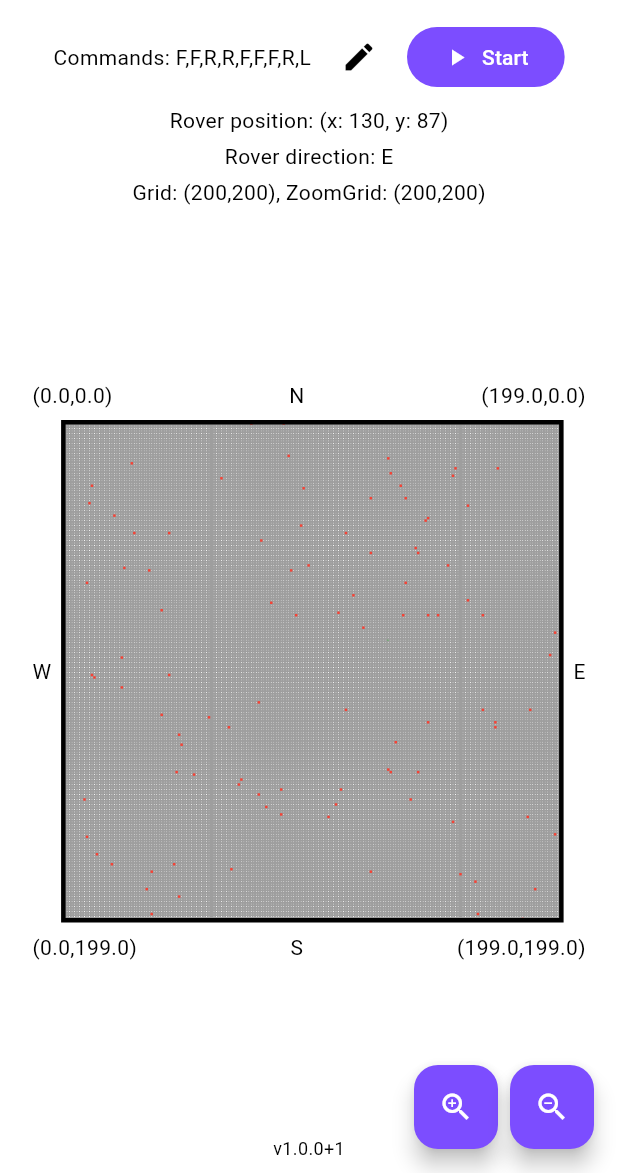
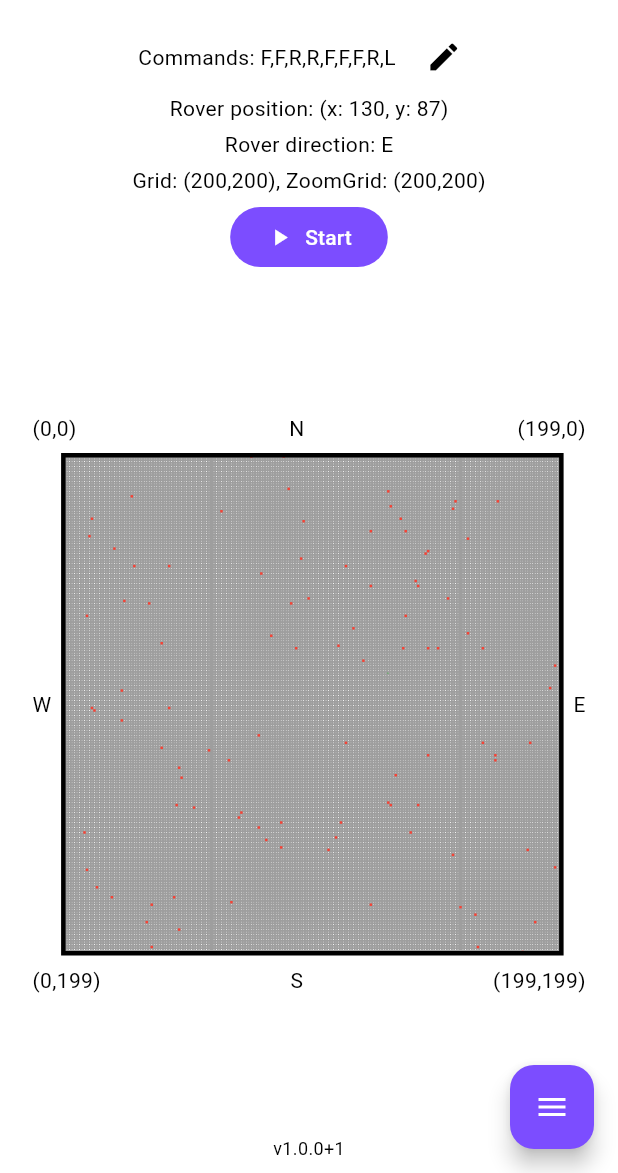
Before and after one commit to Barbero95/mars_rover_mission, a Flutter app: the screen it shows after launch, after a tap on "Go to Panel Control", on a phone screen of 412 x 824 dp, the part 63-1236 px from its top. Run offline on Flutter 3.47's test engine with Material 3 defaults, Android fonts, the phone set to English and light mode, and no system bars; our stand-ins replace get_it, go_router, package_info_plus, sprintf.

Commit message:
Update zooms

```diff
--- a/lib/core/commons/ui/styles/typography.dart
+++ b/lib/core/commons/ui/styles/typography.dart
@@ -118,7 +118,6 @@ class CustomTextStyle {
   /// Roboto, w400 (regular), s16
   static TextStyle paragraphLdefault = paragraphXLdefault.copyWith(
     fontSize: CustomFontSize.s16,
-    // height: YuLineHeight.h24,
   );
 
   /// Roboto, w600 (semibold), s16
@@ -134,7 +133,6 @@ class CustomTextStyle {
   /// Roboto, w400 (regular), s14
   static TextStyle paragraphMdefault = paragraphXLdefault.copyWith(
     fontSize: CustomFontSize.s14,
-    // height: YuLineHeight.h20,
   );
 
   /// Roboto, w600 (semibold), s14
@@ -150,7 +148,6 @@ class CustomTextStyle {
   /// Roboto, w400 (regular), s13
   static TextStyle paragraphSdefault = paragraphXLdefault.copyWith(
     fontSize: CustomFontSize.s13,
-    // height: YuLineHeight.h18,
   );
 
   /// Roboto, w600 (semibold), s13
@@ -174,7 +171,6 @@ class CustomTextStyle {
     fontFamily: CustomFontFamily.roboto,
     fontWeight: CustomFontWeight.semibold,
     fontSize: CustomFontSize.s16,
-    // height: YuLineHeight.h24,
     letterSpacing: CustomLetterSpacing.ls10,
   );
 
--- a/lib/core/commons/ui/widgets/custom_text_form_field.dart
+++ b/lib/core/commons/ui/widgets/custom_text_form_field.dart
@@ -38,7 +38,7 @@ class CustomTextFormField extends StatelessWidget {
             TextCapitalization.none
           ),
         TextFormFieldType.command => (
-            TextInputType.number,
+            TextInputType.text,
             [
               UpperCaseTextInputFormatter(),
               FilteringTextInputFormatter.allow(
--- a/lib/core/utils/modal_utils.dart
+++ b/lib/core/utils/modal_utils.dart
@@ -2,6 +2,10 @@ import 'package:flutter/material.dart';
 import 'package:go_router/go_router.dart';
 import 'package:mars_rover_mission/core/commons/domain/enums/export_enums.dart';
 import 'package:mars_rover_mission/core/commons/ui/widgets/export_widgets.dart';
+
+class _Constants {
+  static const commandsMaxLength = 50;
+}
 
 class _Strings {
   static const errorTitle = 'Ups!';
@@ -80,6 +84,7 @@ class ModalUtils {
                   label: _Strings.newCommands,
                   controller: commandsTE,
                   type: TextFormFieldType.command,
+                  maxLength: _Constants.commandsMaxLength,
                 ),
               ],
             ),
--- a/lib/features/rover_control_panel/ui/page/rover_control_panel_page.dart
+++ b/lib/features/rover_control_panel/ui/page/rover_control_panel_page.dart
@@ -1,11 +1,22 @@
+import 'dart:async';
+
 import 'package:flutter/material.dart';
 import 'package:mars_rover_mission/core/commons/services/export_services.dart';
 import 'package:mars_rover_mission/core/commons/ui/export_ui.dart';
 import 'package:mars_rover_mission/features/rover_control_panel/export_rover_control_panel.dart';
 
+class _Constants {
+  static const double startMenuAnimation = 0;
+  static const double endMenuAnimation = 1;
+  static const menuAnimationDuration = Duration(seconds: 1);
+}
+
 class _Strings {
   static const title = 'Rover Control Panel';
   static const screenStateError = 'Ups! We have lost connection with the rover';
+  static const menuSL = 'Show menu';
+  static const maxZoomOutLabel = 'Max Zoom Out';
+  static const maxZoomInLabel = 'Max Zoom In';
 }
 
 class RoverControlPanelPage extends StatefulWidget {
@@ -20,8 +31,12 @@ class RoverControlPanelPage extends StatefulWidget {
   State<RoverControlPanelPage> createState() => _RoverControlPanelPageState();
 }
 
-class _RoverControlPanelPageState extends State<RoverControlPanelPage> {
+class _RoverControlPanelPageState extends State<RoverControlPanelPage>
+    with SingleTickerProviderStateMixin {
   late final RoverControlPanelBloc _roverCPBloc;
+  late AnimationController _menuController;
+  late Animation<double> _menuAnimation;
+  bool _isMenuOpen = false;
 
   @override
   void initState() {
@@ -30,6 +45,20 @@ class _RoverControlPanelPageState extends State<RoverControlPanelPage> {
       ..init(
         widget.extra,
       );
+    _menuController = AnimationController(
+      vsync: this,
+      duration: _Constants.menuAnimationDuration,
+    );
+    _menuAnimation = Tween<double>(
+      begin: _Constants.startMenuAnimation,
+      end: _Constants.endMenuAnimation,
+    ).animate(_menuController);
+  }
+
+  @override
+  void dispose() {
+    _menuController.dispose();
+    super.dispose();
   }
 
   @override
@@ -65,19 +94,55 @@ class _RoverControlPanelPageState extends State<RoverControlPanelPage> {
           );
         },
       ),
-      floatingActionButton: Row(
+      floatingActionButton: Column(
+        crossAxisAlignment: CrossAxisAlignment.end,
         mainAxisSize: MainAxisSize.min,
         children: [
+          if (_isMenuOpen) ...[
+            FloatingActionButton.extended(
+              heroTag: 'maxZoomOut',
+              onPressed: () => _roverCPBloc.maxZoomOut(context),
+              label: const Text(_Strings.maxZoomOutLabel),
+              icon: const Icon(Icons.zoom_out),
+            ),
+            Spaces.verticalXXS(),
+            FloatingActionButton.extended(
+              heroTag: 'maxZoomIn',
+              onPressed: () => _roverCPBloc.maxZoomIn(context),
+              label: const Text(_Strings.maxZoomInLabel),
+              icon: const Icon(Icons.zoom_in),
+            ),
+            Spaces.verticalXXS(),
+            FloatingActionButton(
+              heroTag: 'zoomOut',
+              onPressed: () => _roverCPBloc.zoomOut(context),
+              child: const Icon(Icons.zoom_out),
+            ),
+            Spaces.verticalXXS(),
+            FloatingActionButton(
+              heroTag: 'zoomIn',
+              onPressed: () => _roverCPBloc.zoomIn(context),
+              child: const Icon(Icons.zoom_in),
+            ),
+            Spaces.verticalXXS(),
+          ],
           FloatingActionButton(
-            heroTag: 'zoomIn',
-            onPressed: _roverCPBloc.zoomIn,
-            child: const Icon(Icons.zoom_in),
-          ),
-          Spaces.horizontalXXS(),
-          FloatingActionButton(
-            heroTag: 'zoomOut',
-            onPressed: _roverCPBloc.zoomOut,
-            child: const Icon(Icons.zoom_out),
+            heroTag: 'menu',
+            onPressed: () {
+              if (_menuController.isForwardOrCompleted) {
+                _menuController.reverse();
+              } else {
+                _menuController.forward();
+              }
+              Timer(Durations.medium2, () {
+                setState(() => _isMenuOpen = !_isMenuOpen);
+              });
+            },
+            child: AnimatedIcon(
+              icon: AnimatedIcons.menu_close,
+              progress: _menuAnimation,
+              semanticLabel: _Strings.menuSL,
+            ),
           ),
         ],
       ),
--- a/lib/features/rover_control_panel/ui/widgets/grid_widget.dart
+++ b/lib/features/rover_control_panel/ui/widgets/grid_widget.dart
@@ -3,6 +3,11 @@ import 'dart:math';
 import 'package:flutter/material.dart';
 import 'package:mars_rover_mission/core/commons/ui/styles/export_styles.dart';
 import 'package:mars_rover_mission/features/rover_control_panel/export_rover_control_panel.dart';
+
+class _Strings {
+  static const errorLoadGrid =
+      "Sorry, but the proportions of the grid are too unbalanced, and the panel can't be displayed correctly. Please try a different configuration.";
+}
 
 class GridWidget extends StatelessWidget {
   final RoverControlPanelBloc roverCPBloc;
@@ -21,10 +26,10 @@ class GridWidget extends StatelessWidget {
             final grid = roverCPBloc.grid;
             final rover = roverCPBloc.rover;
             final double cellSize = min(
-              (constraints.maxWidth - Spaces.spaceL) / roverCPBloc.grid.columns,
-              (constraints.maxHeight - Spaces.spaceL) / roverCPBloc.grid.rows,
+              (constraints.maxWidth - Spaces.spaceL) / grid.columns,
+              (constraints.maxHeight - Spaces.spaceL) / grid.rows,
             );
-            final startOffset = grid.startOffset(
+            final (startOffsetX, startOffsetY, startOffset) = grid.startOffset(
               rover.currentPosition,
             );
 
@@ -33,13 +38,15 @@ class GridWidget extends StatelessWidget {
                 child: Column(
                   mainAxisAlignment: MainAxisAlignment.center,
                   children: [
+                    if ((cellSize * grid.columns) - Spaces.spaceL > 0 &&
+                        (cellSize * grid.rows) - Spaces.spaceL > 0) ...[
                       Row(
                         mainAxisAlignment: MainAxisAlignment.spaceBetween,
                         children: [
-                        Text('(${startOffset.dx},${startOffset.dy})'),
+                          Text('($startOffsetX,$startOffsetY)'),
                           Text(DirectionType.N.name),
                           Text(
-                          '(${startOffset.dx + roverCPBloc.grid.visibleColumns - 1},${startOffset.dy})',
+                            '(${startOffsetX + grid.visibleColumns - 1},$startOffsetY)',
                           ),
                         ],
                       ),
@@ -69,13 +76,26 @@ class GridWidget extends StatelessWidget {
                         mainAxisAlignment: MainAxisAlignment.spaceBetween,
                         children: [
                           Text(
-                          '(${startOffset.dx},${startOffset.dy + roverCPBloc.grid.visibleRows - 1})',
+                            '($startOffsetX,${startOffsetY + grid.visibleRows - 1})',
                           ),
                           Text(DirectionType.S.name),
                           Text(
-                          '(${startOffset.dx + roverCPBloc.grid.visibleColumns - 1},${startOffset.dy + roverCPBloc.grid.visibleRows - 1})',
+                            '(${startOffsetX + grid.visibleColumns - 1},${startOffsetY + grid.visibleRows - 1})',
                           ),
                         ],
+                      ),
+                    ] else
+                      Padding(
+                        padding: const EdgeInsets.symmetric(
+                          horizontal: Spaces.spaceXXS,
+                        ),
+                        child: Text(
+                          _Strings.errorLoadGrid,
+                          style: CustomTextStyle.paragraphMbold.copyWith(
+                            color: Colors.red,
+                          ),
+                          textAlign: TextAlign.center,
+                        ),
                       ),
                   ],
                 ),
--- a/lib/features/rover_control_panel/ui/widgets/header_widget.dart
+++ b/lib/features/rover_control_panel/ui/widgets/header_widget.dart
@@ -43,36 +43,16 @@ class HeaderWidget extends StatelessWidget {
               ),
               icon: const Icon(Icons.edit),
             ),
-            FilledButton(
-              onPressed: () => roverCPBloc.enabledExecuteCommandsButton
-                  ? roverCPBloc.processCommands(context)
-                  : roverCPBloc.pauseProcessComands(),
-              child: Row(
-                mainAxisSize: MainAxisSize.min,
-                children: [
-                  Icon(
-                    roverCPBloc.enabledExecuteCommandsButton
-                        ? Icons.play_arrow
-                        : Icons.pause,
-                  ),
-                  Spaces.horizontalXXS(),
-                  Text(
-                    roverCPBloc.enabledExecuteCommandsButton
-                        ? _Strings.start
-                        : _Strings.pause,
-                  ),
-                ],
-              ),
-            ),
           ],
         ),
-        Spaces.verticalXXS(),
         Text(
           '${_Strings.roverPositionLabel}: ${roverCPBloc.rover.currentPosition}',
+          style: CustomTextStyle.paragraphMdefault,
         ),
         Spaces.verticalXXXS(),
         Text(
           '${_Strings.roverDirectionLabel}: ${roverCPBloc.rover.currentDirection.name}',
+          style: CustomTextStyle.paragraphMdefault,
         ),
         Spaces.verticalXXXS(),
         Text(
@@ -83,6 +63,29 @@ class HeaderWidget extends StatelessWidget {
               '(${roverCPBloc.grid.visibleColumns},${roverCPBloc.grid.visibleRows})',
             ],
           ),
+          style: CustomTextStyle.paragraphMdefault,
+        ),
+        Spaces.verticalXXXS(),
+        FilledButton(
+          onPressed: () => roverCPBloc.enabledExecuteCommandsButton
+              ? roverCPBloc.processCommands(context)
+              : roverCPBloc.pauseProcessComands(),
+          child: Row(
+            mainAxisSize: MainAxisSize.min,
+            children: [
+              Icon(
+                roverCPBloc.enabledExecuteCommandsButton
+                    ? Icons.play_arrow
+                    : Icons.pause,
+              ),
+              Spaces.horizontalXXS(),
+              Text(
+                roverCPBloc.enabledExecuteCommandsButton
+                    ? _Strings.start
+                    : _Strings.pause,
+              ),
+            ],
+          ),
         ),
       ],
     );
--- a/lib/features/setup/ui/page/setup_page.dart
+++ b/lib/features/setup/ui/page/setup_page.dart
@@ -10,7 +10,7 @@ class _Constants {
 }
 
 class _Strings {
-  static const title = 'Setup Page';
+  static const title = 'Setup';
   static const gridTitle = 'Grid:';
   static const rowsLabel = 'Rows';
   static const columnsLabel = 'Columns';
@@ -48,7 +48,7 @@ class _SetupPageState extends State<SetupPage> {
   Widget build(BuildContext context) {
     return Scaffold(
       appBar: AppBar(
-        title: const Text(_Strings.title),
+        title: Text(locator<EnvironmentService>().appName),
       ),
       body: Column(
         children: [
@@ -60,6 +60,11 @@ class _SetupPageState extends State<SetupPage> {
                 child: Column(
                   crossAxisAlignment: CrossAxisAlignment.start,
                   children: [
+                    Text(
+                      _Strings.title,
+                      style: CustomTextStyle.titleM,
+                    ),
+                    Spaces.verticalXS(),
                     Text(
                       _Strings.gridTitle,
                       style: CustomTextStyle.paragraphLsemibold,
```
Also changed, not shown: lib/core/commons/ui/widgets/custom_modal.dart (+2 -11 lines), lib/features/rover_control_panel/domain/BLoC/rover_control_panel_bloc.dart (+44 -4 lines), lib/features/rover_control_panel/domain/model/grid_model.dart (+36 -4 lines). Lines whose indentation alone changed are shown as unchanged.
